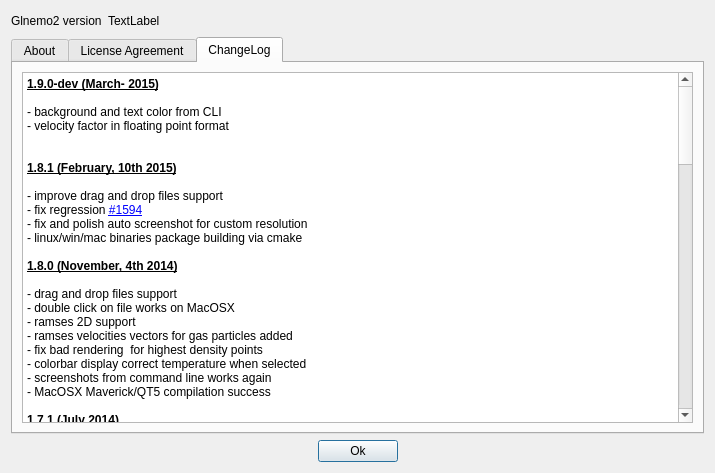
First picture: the form in src/formabout.ui, repository jcldc/glnemo2, before the edit.
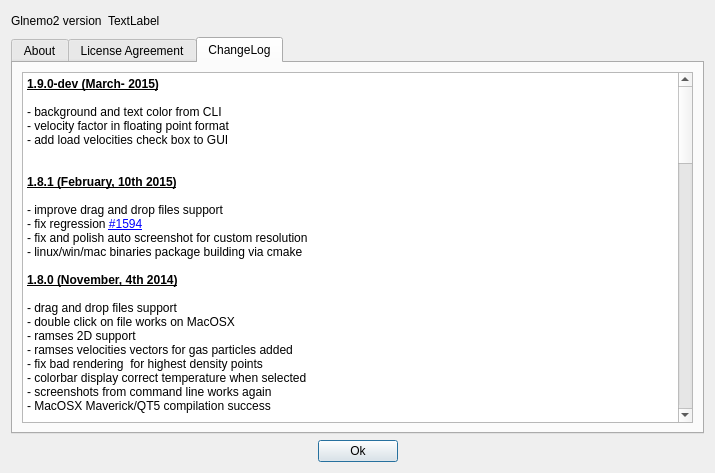
Second picture: the form after the edit. Icons and pictures are not drawn.

The edit to the form file:
```diff
--- a/src/formabout.ui
+++ b/src/formabout.ui
@@ -1031,6 +1031,7 @@
 &lt;p style=&quot;-qt-paragraph-type:empty; margin-top:0px; margin-bottom:0px; margin-left:0px; margin-right:0px; -qt-block-indent:0; text-indent:0px; font-weight:600; text-decoration: underline;&quot;&gt;&lt;br /&gt;&lt;/p&gt;
 &lt;p style=&quot; margin-top:0px; margin-bottom:0px; margin-left:0px; margin-right:0px; -qt-block-indent:0; text-indent:0px;&quot;&gt;- background and text color from CLI&lt;/p&gt;
 &lt;p style=&quot; margin-top:0px; margin-bottom:0px; margin-left:0px; margin-right:0px; -qt-block-indent:0; text-indent:0px;&quot;&gt;- velocity factor in floating point format&lt;/p&gt;
+&lt;p style=&quot; margin-top:0px; margin-bottom:0px; margin-left:0px; margin-right:0px; -qt-block-indent:0; text-indent:0px;&quot;&gt;- add load velocities check box to GUI&lt;/p&gt;
 &lt;p style=&quot;-qt-paragraph-type:empty; margin-top:0px; margin-bottom:0px; margin-left:0px; margin-right:0px; -qt-block-indent:0; text-indent:0px;&quot;&gt;&lt;br /&gt;&lt;/p&gt;
 &lt;p style=&quot;-qt-paragraph-type:empty; margin-top:0px; margin-bottom:0px; margin-left:0px; margin-right:0px; -qt-block-indent:0; text-indent:0px;&quot;&gt;&lt;br /&gt;&lt;/p&gt;
 &lt;p style=&quot; margin-top:0px; margin-bottom:0px; margin-left:0px; margin-right:0px; -qt-block-indent:0; text-indent:0px;&quot;&gt;&lt;span style=&quot; font-weight:600; text-decoration: underline;&quot;&gt;1.8.1 (February, 10th 2015)&lt;/span&gt;&lt;/p&gt;
```
